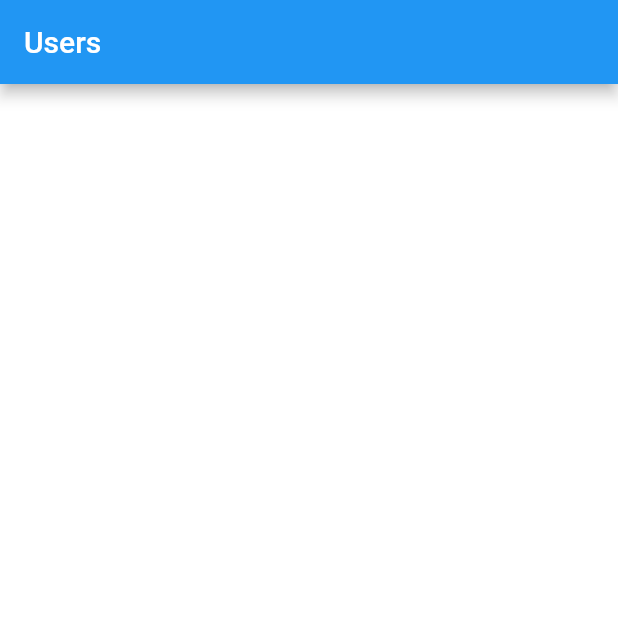
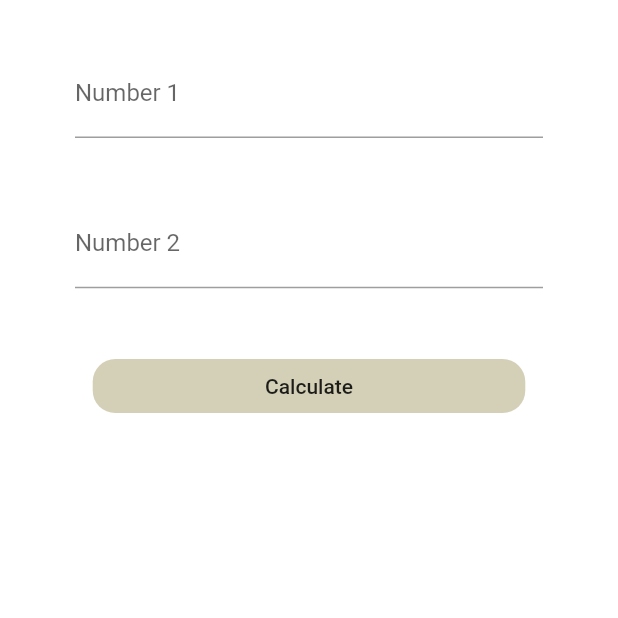
Before and after one commit to SHAMOL-KUMAR-DAS/practise, a Flutter app: the screen it shows after launch, on a phone screen of 412 x 824 dp, the top half of it. Run offline on Flutter 3.47's test engine with Material 2 defaults, Android fonts, the phone set to English and light mode, and no system bars; our stand-ins replace shared_preferences.

Commit message:
practises for own development

```diff
--- /dev/null
+++ b/lib/calculation.dart
@@ -0,0 +1,115 @@
+import 'dart:math';
+
+import 'package:flutter/cupertino.dart';
+import 'package:flutter/material.dart';
+import 'package:practise/cal.dart';
+
+class Cal extends StatefulWidget {
+  @override
+  _CalState createState() => _CalState();
+}
+
+class _CalState extends State<Cal> {
+
+  final TextEditingController x = TextEditingController();
+  final TextEditingController n = TextEditingController();
+  final TextEditingController m = TextEditingController();
+
+  @override
+  Widget build(BuildContext context) {
+    return SafeArea(
+      child: Scaffold(
+        backgroundColor: Color(0xFFffffff),
+        body: SingleChildScrollView(
+          child: Center(
+            child: Column(
+              children: [
+                // FlatButton(
+                //     onPressed: (){
+                //   Navigator.push(context, MaterialPageRoute(builder: (context)=>Shamol(count.toString())));
+                // },
+                //     child: Text('Next')),
+                SizedBox(
+                  height: MediaQuery.of(context).size.height * 0.04,
+                ),
+                Padding(
+                  padding: const EdgeInsets.only(left: 50, right: 50),
+                  child: TextFormField(
+                    controller: n,
+                    decoration: InputDecoration(
+                      labelText: "Number 1",
+                    ),
+                  ),
+                ),
+                SizedBox(
+                  height: MediaQuery.of(context).size.height * 0.05,
+                ),
+                Padding(
+                  padding: const EdgeInsets.only(left: 50, right: 50),
+                  child: TextFormField(
+                    controller: m,
+                    decoration: InputDecoration(
+                      labelText: "Number 2",
+                    ),
+                  ),
+                ),
+                SizedBox(
+                  height: MediaQuery.of(context).size.height * 0.05,
+                ),
+                FlatButton(
+                  onPressed: (){
+                    fiboNacci();
+                    //digitCount();
+                    },
+                    color: Color(0xFFd4d0b8),
+                    minWidth: MediaQuery.of(context).size.width * 0.7,
+                    shape: RoundedRectangleBorder(
+                        borderRadius: BorderRadius.circular(15)
+                    ),
+                    child: Text("Calculate")),
+              ],
+            ),
+            //),
+          ),
+
+        ),
+      ),
+    );
+  }
+  // Future digitCount(){
+  //   var a = double.parse(n.text);
+  //   var b = double.parse(m.text);
+  //   var mul = pow(a, b);
+  //   var temp = mul,count = 0;
+  //   while(temp>0) {
+  //     var rem = temp % 10;
+  //     temp = temp ~/ 10;
+  //     count ++;
+  //     var res = count;
+  //   }
+  //   Navigator.push(context, MaterialPageRoute(builder: (context)=>Shamol(count.toString())));
+  // }
+
+Future fiboNacci(){
+    var a = double.parse(n.text);
+    var count = 0;
+    var fibo, f = 0, s = 1;
+    print(a);
+    while(a>count){
+      if(count<=1){
+        fibo = count;
+      }
+      else{
+        fibo = f+s;
+        f = s;
+        s = fibo;
+      }
+      var res = fibo;
+      count++;
+      print(fibo);
+    }
+    var total = count;
+    print(total);
+    Navigator.push(context, MaterialPageRoute(builder: (context)=>Shamol(fibo.toString())));
+}
+}
--- a/lib/main.dart
+++ b/lib/main.dart
@@ -1,8 +1,12 @@
 import 'package:flutter/material.dart';
 import 'package:practise/api.dart';
 import 'package:practise/bottomNavigation.dart';
+import 'package:practise/calculation.dart';
+import 'package:practise/design.dart';
 import 'package:practise/one.dart';
 import 'package:practise/JsonParseDemo.dart';
+
+import 'package:practise/cal.dart';
 
 void main() {
   runApp(MyApp());
@@ -14,10 +18,13 @@ class MyApp extends StatelessWidget {
     return MaterialApp(
       title: 'Flutter Demo',
       theme: ThemeData(
-        primarySwatch: Colors.blue,
+        primarySwatch: Colors.red,
       ),
-      home: JsonParseDemo(),
+      //home: JsonParseDemo(),
       //home: API_Call(),
+      //home: Design(),
+      home: Cal(),
+      //home: Shamol(),
       //home: BottomNabigation(),
       debugShowCheckedModeBanner: false,
     );
--- a/pubspec.yaml
+++ b/pubspec.yaml
@@ -48,8 +48,8 @@ flutter:
   uses-material-design: true
 
   # To add assets to your application, add an assets section, like this:
-  # assets:
-  #   - images/a_dot_burr.jpeg
+  assets:
+    - assets/images/
   #   - images/a_dot_ham.jpeg
 
   # An image asset can refer to one or more resolution-specific "variants", see
```
Also changed, not shown: lib/api.dart (+21 -14 lines), lib/cal.dart (added, +76 -0 lines), lib/design.dart (added, +331 -0 lines), assets/images/Gadgets.png (added), assets/images/baby.png (added), assets/images/devices.png (added), assets/images/games.png (added), assets/images/men.png (added), assets/images/watch.png (added), assets/images/woman.png (added), assets/images/xyz.png (added).
